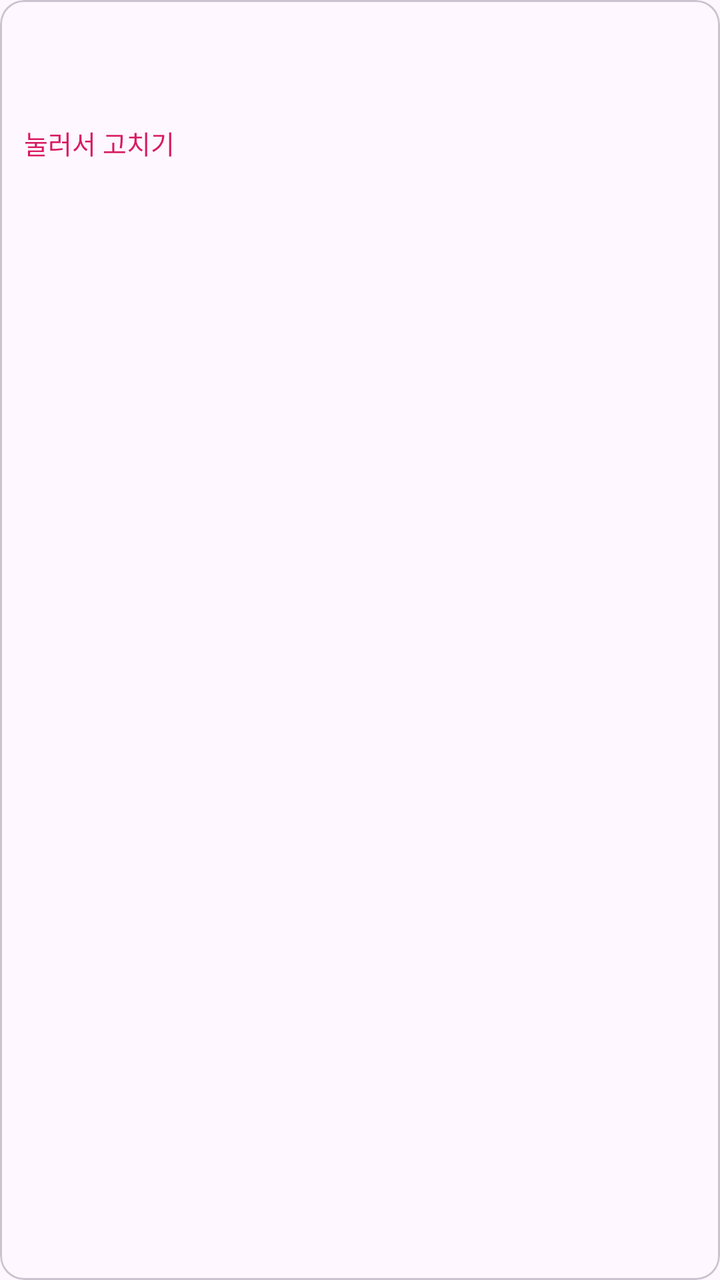
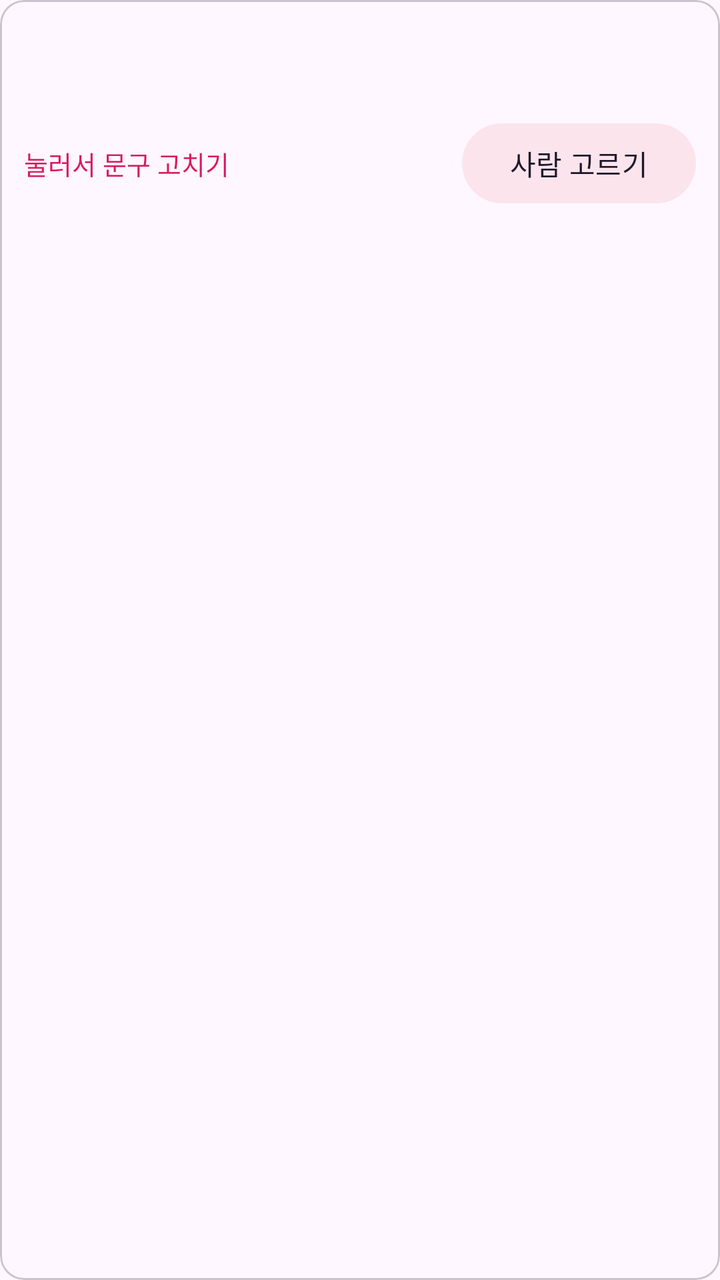

Before-and-after screenshots of an Android layout around one commit, followed by the original layout XML and the change that was made.
<!-- AndroidManifest.xml: application theme Theme.SendWeddingSMS -->
<!-- res/layout/item_format.xml -->
<?xml version="1.0" encoding="utf-8"?>
<com.google.android.material.card.MaterialCardView xmlns:android="http://schemas.android.com/apk/res/android"
    style="@style/Widget.Material3.CardView.Outlined"
    android:layout_width="match_parent"
    android:layout_height="wrap_content"
    android:layout_marginBottom="8dp"
    android:clickable="true"
    android:focusable="true">

    <LinearLayout
        android:layout_width="match_parent"
        android:layout_height="wrap_content"
        android:orientation="vertical"
        android:padding="12dp">

        <TextView
            android:id="@+id/formatName"
            android:layout_width="match_parent"
            android:layout_height="wrap_content"
            android:textSize="17sp"
            android:textStyle="bold" />

        <TextView
            android:id="@+id/formatText"
            android:layout_width="match_parent"
            android:layout_height="wrap_content"
            android:layout_marginTop="4dp"
            android:ellipsize="end"
            android:maxLines="4"
            android:textSize="14sp" />

        <TextView
            android:layout_width="wrap_content"
            android:layout_height="wrap_content"
            android:layout_marginTop="4dp"
            android:text="눌러서 고치기"
            android:textColor="@color/pink"
            android:textSize="13sp" />
    </LinearLayout>
</com.google.android.material.card.MaterialCardView>
<!-- resources referenced by this layout -->
<resources>
  <color name="pink">#D81B60</color>
  <style name="Theme.SendWeddingSMS" parent="Theme.Material3.Light.NoActionBar">
          <item name="colorPrimary">@color/pink</item>
          <item name="colorSecondaryContainer">@color/pink_light</item>
          <item name="android:statusBarColor">@color/pink</item>
      </style>
  <color name="pink_light">#FCE4EC</color>
</resources>

<!-- the commit's change to res/layout/item_format.xml (unified diff, before → after) -->
@@ -29,12 +29,26 @@
             android:maxLines="4"
             android:textSize="14sp" />
 
-        <TextView
-            android:layout_width="wrap_content"
+        <LinearLayout
+            android:layout_width="match_parent"
             android:layout_height="wrap_content"
-            android:layout_marginTop="4dp"
-            android:text="눌러서 고치기"
-            android:textColor="@color/pink"
-            android:textSize="13sp" />
+            android:gravity="center_vertical"
+            android:orientation="horizontal">
+
+            <TextView
+                android:layout_width="0dp"
+                android:layout_height="wrap_content"
+                android:layout_weight="1"
+                android:text="눌러서 문구 고치기"
+                android:textColor="@color/pink"
+                android:textSize="13sp" />
+
+            <Button
+                android:id="@+id/pickMembers"
+                style="@style/Widget.Material3.Button.TonalButton"
+                android:layout_width="wrap_content"
+                android:layout_height="wrap_content"
+                android:text="사람 고르기" />
+        </LinearLayout>
     </LinearLayout>
 </com.google.android.material.card.MaterialCardView>
